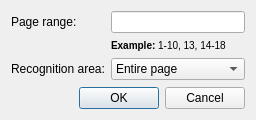
The window that qt/data/PageRangeDialog.ui (manisandro/gImageReader) describes before a commit, drawn with Qt 5.
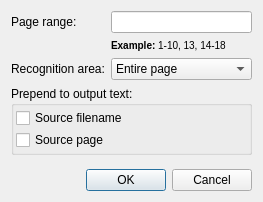
The same window after the commit.

Commit message: Allow specifying whether to prepend filename and page to plain text output

```diff
--- a/qt/data/PageRangeDialog.ui
+++ b/qt/data/PageRangeDialog.ui
@@ -6,8 +6,8 @@
    <rect>
     <x>0</x>
     <y>0</y>
-    <width>256</width>
-    <height>120</height>
+    <width>263</width>
+    <height>202</height>
    </rect>
   </property>
   <property name="windowTitle">
@@ -52,7 +52,7 @@
      </item>
     </widget>
    </item>
-   <item row="4" column="0" colspan="2">
+   <item row="5" column="0" colspan="2">
     <widget class="QDialogButtonBox" name="buttonBox">
      <property name="orientation">
       <enum>Qt::Horizontal</enum>
@@ -62,7 +62,7 @@
      </property>
     </widget>
    </item>
-   <item row="3" column="0" colspan="2">
+   <item row="4" column="0" colspan="2">
     <spacer name="verticalSpacer">
      <property name="orientation">
       <enum>Qt::Vertical</enum>
@@ -75,6 +75,44 @@
      </property>
     </spacer>
    </item>
+   <item row="3" column="0" colspan="2">
+    <widget class="QGroupBox" name="groupBoxPrepend">
+     <property name="title">
+      <string>Prepend to output text:</string>
+     </property>
+     <layout class="QVBoxLayout" name="verticalLayout">
+      <property name="spacing">
+       <number>2</number>
+      </property>
+      <property name="leftMargin">
+       <number>2</number>
+      </property>
+      <property name="topMargin">
+       <number>2</number>
+      </property>
+      <property name="rightMargin">
+       <number>2</number>
+      </property>
+      <property name="bottomMargin">
+       <number>2</number>
+      </property>
+      <item>
+       <widget class="QCheckBox" name="checkBoxPrependFilename">
+        <property name="text">
+         <string>Source filename</string>
+        </property>
+       </widget>
+      </item>
+      <item>
+       <widget class="QCheckBox" name="checkBoxPrependPage">
+        <property name="text">
+         <string>Source page</string>
+        </property>
+       </widget>
+      </item>
+     </layout>
+    </widget>
+   </item>
   </layout>
  </widget>
  <resources/>
```
The commit also changes 9 other files.
